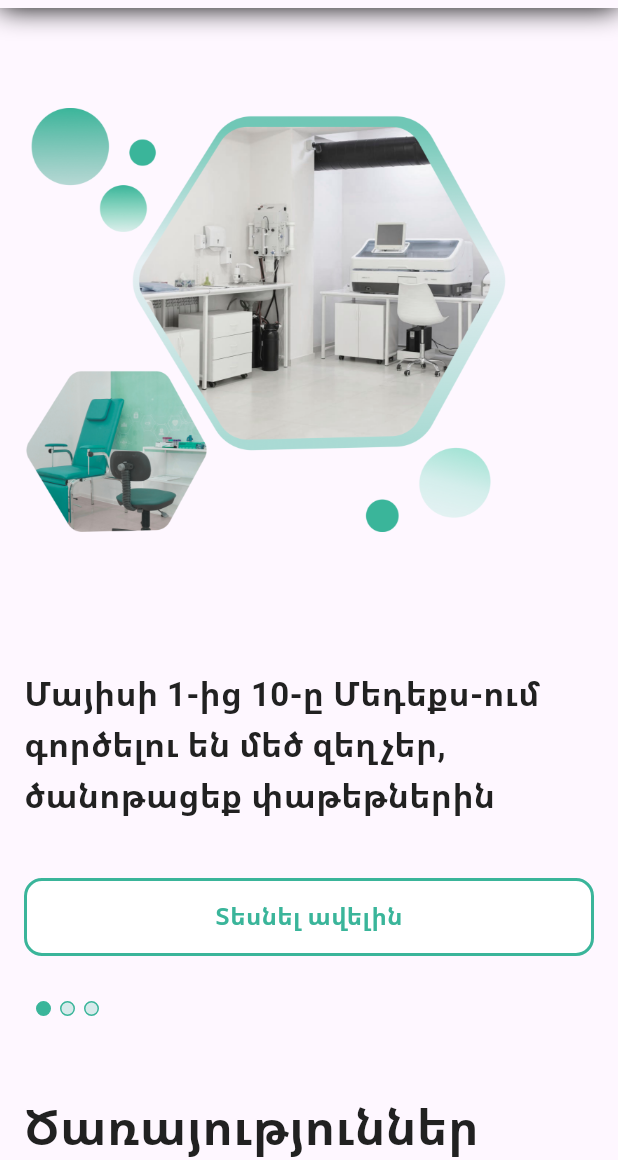
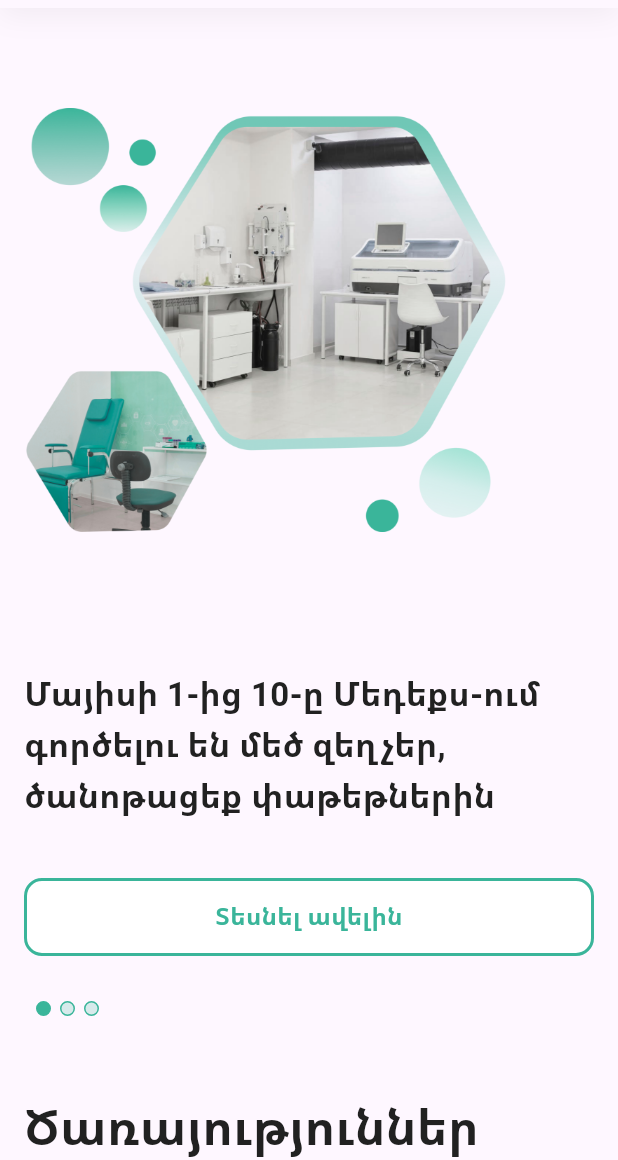
Before and after one commit to GevTonoyan/medex, a Flutter app: the screen it shows after launch, on a phone screen of 412 x 824 dp, the part 76-1236 px from its top. Run offline on Flutter 3.47's test engine with Material 2 defaults, Android fonts, the phone set to English and light mode, and no system bars; our stand-ins replace cloud_firestore, firebase_core, firebase_database, flutter_spinkit, flutter_svg, flutter_widget_from_html and 2 more; accounts and stored records are empty.

Commit message:
UI fixes

```diff
--- /dev/null
+++ b/lib/core/routes.dart
@@ -0,0 +1,39 @@
+import 'package:flutter/material.dart';
+import 'package:go_router/go_router.dart';
+import 'package:medex/ui/admin/admin_screen.dart';
+import 'package:medex/ui/home/home_screen_desktop.dart';
+import 'package:medex/ui/home/home_screen_mobile.dart';
+import 'package:medex/utils/configuration.dart';
+
+final GlobalKey<NavigatorState> _rootNavigatorKey = GlobalKey<NavigatorState>();
+
+final router = GoRouter(
+  initialLocation: '/',
+  navigatorKey: _rootNavigatorKey,
+  routes: [
+    GoRoute(
+      path: '/',
+      builder: (context, state) {
+        return Configuration().isMobile
+            ? const HomeScreenMobile()
+            : const HomeScreenDesktop();
+      },
+    ),
+    GoRoute(
+      path: '/admin',
+      builder: (context, state) {
+        return const AdminScreen();
+      },
+    ),
+  ],
+  errorPageBuilder: (context, state) {
+    return MaterialPage(
+      key: state.pageKey,
+      child: Scaffold(
+        body: Center(
+          child: Text('Page not found'),
+        ),
+      ),
+    );
+  },
+);
--- a/lib/main.dart
+++ b/lib/main.dart
@@ -1,15 +1,14 @@
 import 'package:flutter/material.dart';
 import 'package:get/get.dart';
+import 'package:medex/core/routes.dart';
 import 'package:medex/di/dependency_injection.dart';
 import 'package:medex/translations/messages.dart';
-import 'package:medex/ui/admin/admin_screen.dart';
-import 'package:medex/ui/home/home_screen_desktop.dart';
 import 'package:firebase_core/firebase_core.dart';
-import 'package:medex/ui/home/home_screen_mobile.dart';
 import 'package:medex/utils/configuration.dart';
 import 'firebase_options.dart';
 
 void main() async {
+  WidgetsFlutterBinding.ensureInitialized();
   await Firebase.initializeApp(
     options: DefaultFirebaseOptions.currentPlatform,
   );
@@ -25,18 +24,14 @@ class MyApp extends StatelessWidget {
     Configuration().screenSize = MediaQuery.sizeOf(context);
 
     return GetMaterialApp(
-      initialRoute: '/',
-      routes: <String, Widget Function(BuildContext context)>{
-        '/admin': (_) => const AdminScreen(),
-      },
       debugShowCheckedModeBanner: false,
       translations: Messages(),
       locale: const Locale('hy', 'AM'),
       fallbackLocale: const Locale('ru', 'Ru'),
-      home: MaterialApp(
+      home: MaterialApp.router(
+        routerConfig: router,
         title: 'title'.tr,
         theme: ThemeData(useMaterial3: true),
-        home: Configuration().isMobile ? const HomeScreenMobile() : const HomeScreenDesktop(),
       ),
     );
   }
--- a/lib/ui/admin/admin_screen.dart
+++ b/lib/ui/admin/admin_screen.dart
@@ -68,7 +68,8 @@ class _AdminScreenState extends State<AdminScreen> {
                       ),
                       const SizedBox(width: 160),
                       Obx(() {
-                        if (model.selectedPage == AdminPages.addSales && model.salesPageState == SalesPageState.list) {
+                        if (model.selectedPage == AdminPages.addSales &&
+                            model.salesPageState == SalesPageState.list) {
                           return Expanded(child: SalesList());
                         } else {
                           return Expanded(child: AddItemWidget());
--- a/lib/ui/home/home_screen_mobile.dart
+++ b/lib/ui/home/home_screen_mobile.dart
@@ -49,14 +49,20 @@ class _MyHomePageState extends State<HomeScreenMobile> {
           decoration: const BoxDecoration(
             color: AppColors.appWhite,
             boxShadow: [
-              BoxShadow(blurRadius: 15),
+              BoxShadow(
+                color: Color(0x0D000000),
+                offset: Offset(0, 5),
+                blurRadius: 15,
+                spreadRadius: 0,
+              ),
             ],
           ),
           child: AppBar(
             iconTheme: IconThemeData(color: AppColors.primary),
             actions: [
               Padding(
-                padding: const EdgeInsets.only(right: pageHorizontalPaddingMobile),
+                padding:
+                    const EdgeInsets.only(right: pageHorizontalPaddingMobile),
                 child: InkWell(
                   child: MouseRegion(
                     cursor: SystemMouseCursors.click,
@@ -83,10 +89,14 @@ class _MyHomePageState extends State<HomeScreenMobile> {
           children: [
             ConstrainedBox(
               constraints: BoxConstraints(
-                minHeight: Configuration().screenSize.height - kToolbarHeight - footerHeightMobile - contentSeparationPaddingMobile,
+                minHeight: Configuration().screenSize.height -
+                    kToolbarHeight -
+                    footerHeightMobile -
+                    contentSeparationPaddingMobile,
               ), //TODO
               child: Obx(() {
-                return _pagesMapMobile[model.currentPage] ?? const MainScreenMobile();
+                return _pagesMapMobile[model.currentPage] ??
+                    const MainScreenMobile();
               }),
             ),
             const SizedBox(height: contentSeparationPaddingMobile),
--- a/lib/widgets/contact_info_widget.dart
+++ b/lib/widgets/contact_info_widget.dart
@@ -67,7 +67,7 @@ class ContactInfoWidget extends StatelessWidget {
           onPressed: () {
             UrlHelper.openUrl(url: 'mailto:info@medex.clinic');
           },
-        )
+        ),
       ],
     );
   }
--- a/pubspec.yaml
+++ b/pubspec.yaml
@@ -29,6 +29,7 @@ dependencies:
   cloud_firestore: ^4.8.4
   flutter_spinkit: ^5.2.0
   crypto: ^3.0.3
+  go_router: ^14.2.8
 
 dev_dependencies:
   flutter_test:
```
Also changed, not shown: lib/widgets/header_widget_desktop.dart (+15 -21 lines), lib/widgets/ui_components/footer_widget/footer_widget_desktop.dart (+24 -6 lines).
